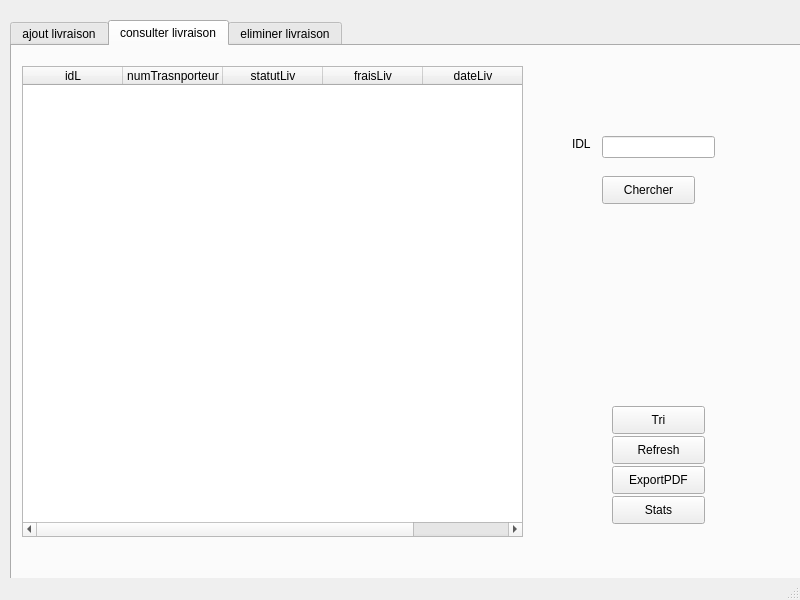
This is projetc++/mainwindow.ui in 24-25PCPP2A27/projet2a-2a27-smart-clothing-store as Qt 5 draws it before an edit. The edited form follows.
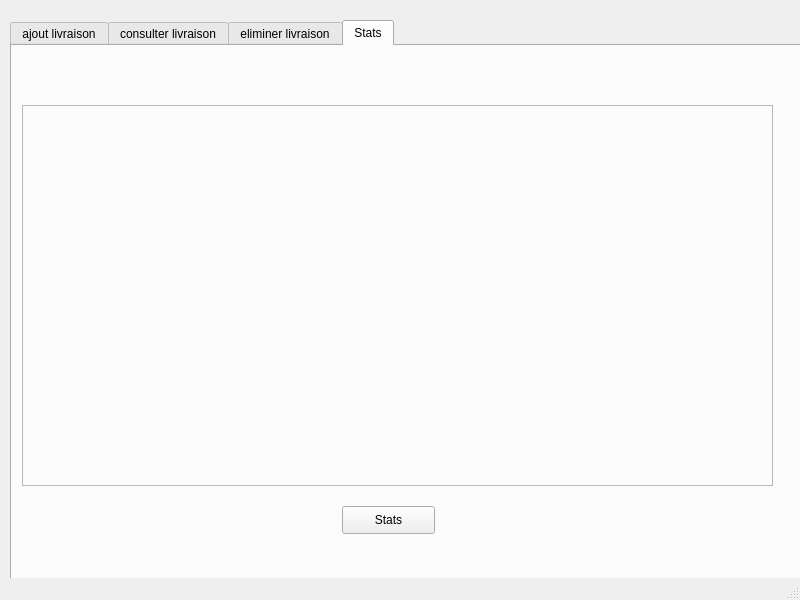
This is the edited form.

What changed in the file:
```diff
--- a/projetc++/mainwindow.ui
+++ b/projetc++/mainwindow.ui
@@ -24,7 +24,7 @@
      </rect>
     </property>
     <property name="currentIndex">
-     <number>1</number>
+     <number>3</number>
     </property>
     <widget class="QWidget" name="tab">
      <attribute name="title">
@@ -234,19 +234,6 @@
        <string>ExportPDF</string>
       </property>
      </widget>
-     <widget class="QPushButton" name="pushButton_showStats">
-      <property name="geometry">
-       <rect>
-        <x>600</x>
-        <y>450</y>
-        <width>93</width>
-        <height>28</height>
-       </rect>
-      </property>
-      <property name="text">
-       <string>Stats</string>
-      </property>
-     </widget>
     </widget>
     <widget class="QWidget" name="tab_3">
      <attribute name="title">
@@ -289,6 +276,40 @@
       </property>
      </widget>
     </widget>
+    <widget class="QWidget" name="tab_4">
+     <attribute name="title">
+      <string>Stats</string>
+     </attribute>
+     <widget class="QPushButton" name="pushButton_showStats">
+      <property name="geometry">
+       <rect>
+        <x>330</x>
+        <y>460</y>
+        <width>93</width>
+        <height>28</height>
+       </rect>
+      </property>
+      <property name="text">
+       <string>Stats</string>
+      </property>
+     </widget>
+     <widget class="QFrame" name="frame_chart">
+      <property name="geometry">
+       <rect>
+        <x>10</x>
+        <y>59</y>
+        <width>751</width>
+        <height>381</height>
+       </rect>
+      </property>
+      <property name="frameShape">
+       <enum>QFrame::StyledPanel</enum>
+      </property>
+      <property name="frameShadow">
+       <enum>QFrame::Raised</enum>
+      </property>
+     </widget>
+    </widget>
    </widget>
   </widget>
   <widget class="QMenuBar" name="menubar">
```
Left out of the diff: 2 changed lines with no effect on the pictures.
